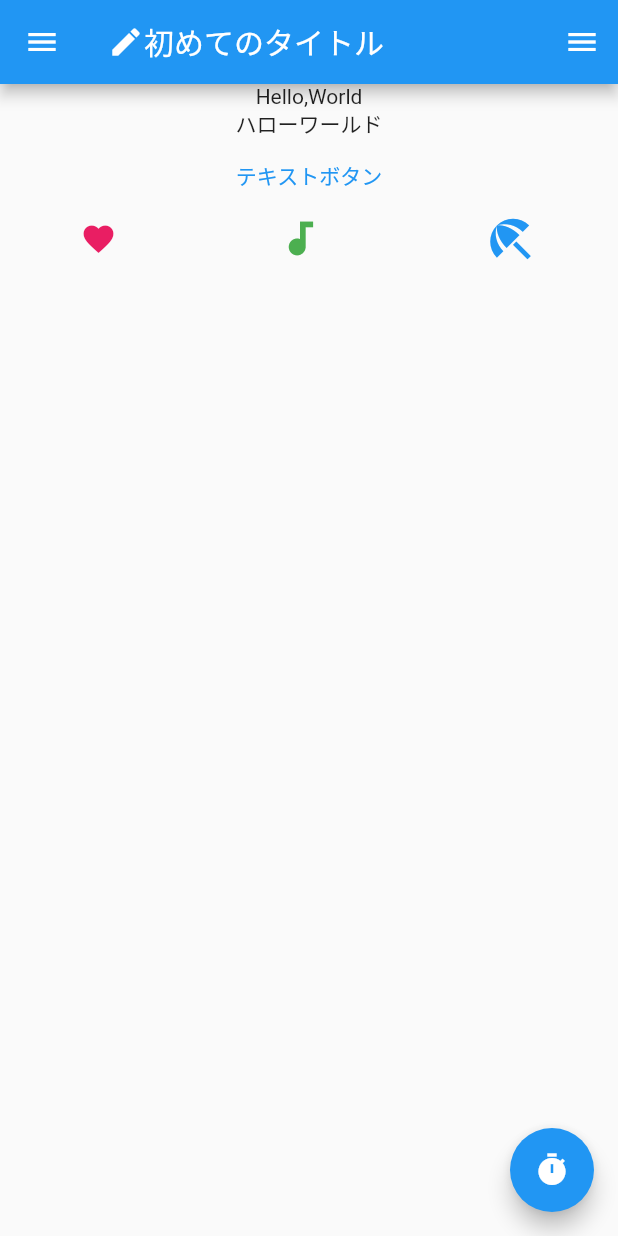
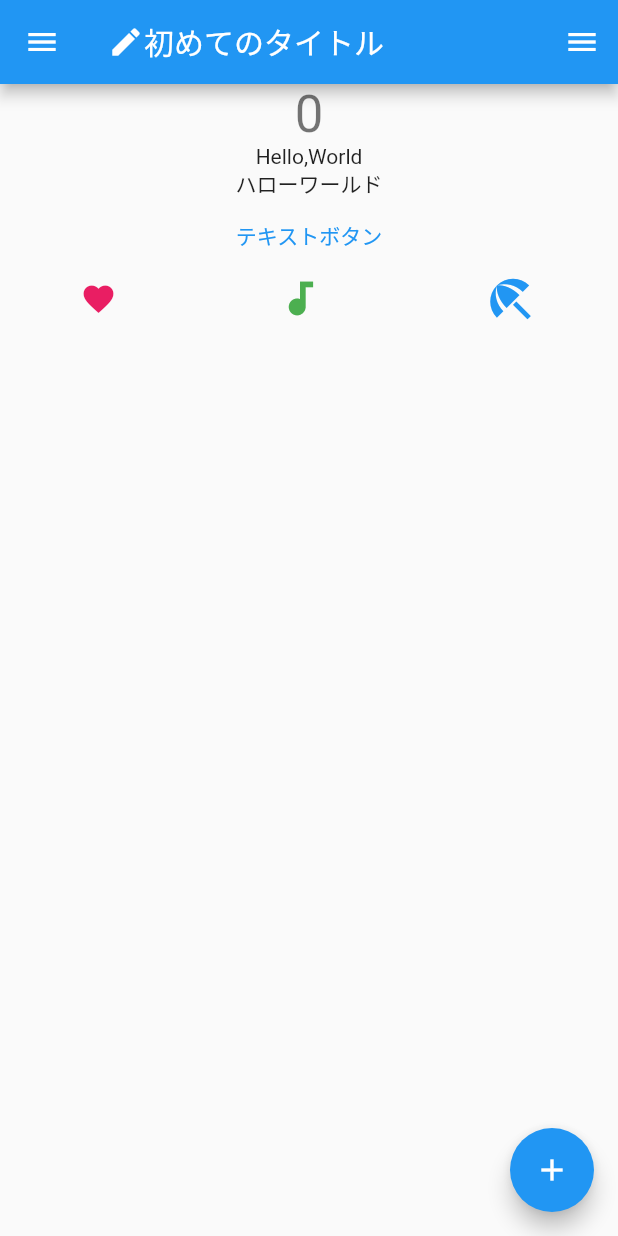
Before and after one commit to maya-honey/flutter_chapter1, a Flutter app: the screen it shows after launch, on a phone screen of 412 x 824 dp. Run offline on Flutter 3.47's test engine with Material 2 defaults, Android fonts, the phone set to English and light mode, and no system bars.

Commit message:
カウント復活

```diff
--- a/lib/main.dart
+++ b/lib/main.dart
@@ -52,6 +52,10 @@ class _MyHomePageState extends State<MyHomePage> {
         ]),
       ),
       body: Column(children: [
+        Text(
+          '$_counter',
+          style: Theme.of(context).textTheme.headline4,
+        ),
         const Text("Hello,World"),
         const Text("ハローワールド"),
         TextButton(
@@ -81,8 +85,8 @@ class _MyHomePageState extends State<MyHomePage> {
       ]),
       // 右下の「＋」ボタンに対応するフローティングアクションボタン
       floatingActionButton: FloatingActionButton(
-        onPressed: () => {print("押したね？")},
-        child: const Icon(Icons.timer),
+        onPressed: () => {_incrementCounter()},
+        child: const Icon(Icons.add),
       ), // This trailing comma makes auto-formatting nicer for build methods.
       drawer: const Drawer(
         child: Center(child: Text("Drawer")),
```
